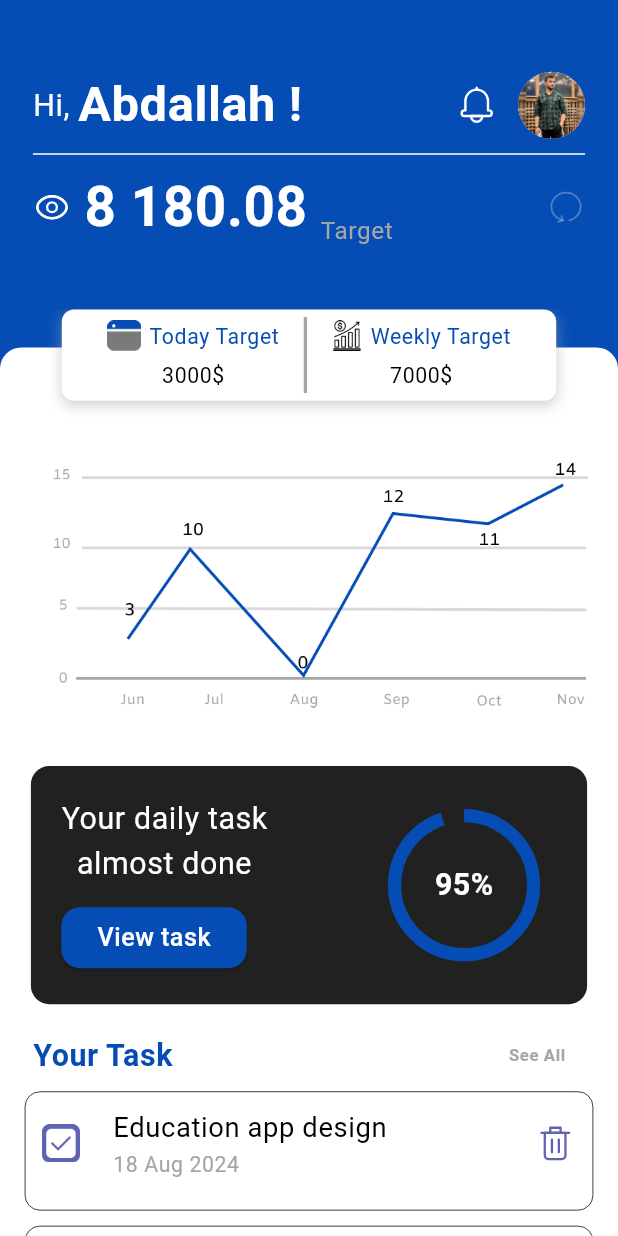
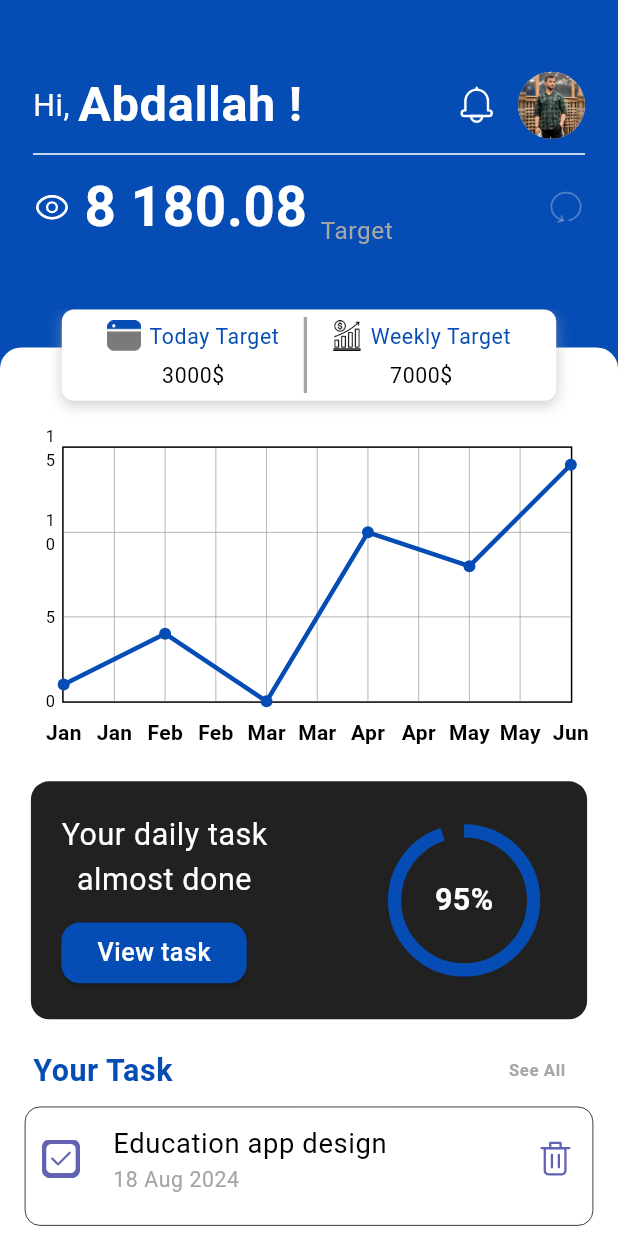
Before and after one commit to hamdy-dawood/CMP-App, a Flutter app: the HomeView screen opened directly, on a phone screen of 412 x 824 dp. Run offline on Flutter 3.47's test engine with Material 3 defaults, Android fonts, the light colour scheme and no system bars; drawn by our look-alikes of fl_chart, percent_indicator; our stand-ins replace cached_network_image, flutter_bloc, flutter_native_splash, flutter_screenutil, flutter_svg, pinput.

Commit message:
add fl chart

```diff
--- a/lib/features/login/view.dart
+++ b/lib/features/login/view.dart
@@ -47,7 +47,7 @@ class LoginView extends StatelessWidget {
                   child: CustomText(
                     text: "FORGOT PASSWORD ?",
                     color: ColorManager.mainColor,
-                    fontSize: 16.sp,
+                    fontSize: 14.sp,
                     fontWeight: FontWeight.w700,
                   ),
                 ),
--- a/lib/features/nav_bar_pages/home/view.dart
+++ b/lib/features/nav_bar_pages/home/view.dart
@@ -5,6 +5,7 @@ import 'package:cmp_app/features/nav_bar_pages/home/widgets/percent_container.da
 import 'package:flutter/material.dart';
 import 'package:flutter_screenutil/flutter_screenutil.dart';
 
+import 'widgets/fl_chart.dart';
 import 'widgets/main_app_bar_view.dart';
 import 'widgets/target_container.dart';
 import 'widgets/task_item.dart';
@@ -36,13 +37,7 @@ class HomeView extends StatelessWidget {
                   child: Column(
                     children: [
                       const TargetContainer(),
-                      Padding(
-                        padding: EdgeInsets.all(20.h),
-                        child: Image.asset(
-                          AssetsStrings.homeImage,
-                          height: 200.h,
-                        ),
-                      ),
+                      const FlCarts(),
                       const PercentContainer(),
                       Padding(
                         padding:
--- /dev/null
+++ b/lib/features/nav_bar_pages/home/widgets/fl_chart.dart
@@ -0,0 +1,76 @@
+import 'package:cmp_app/core/theming/colors.dart';
+import 'package:fl_chart/fl_chart.dart';
+import 'package:flutter/material.dart';
+import 'package:flutter_screenutil/flutter_screenutil.dart';
+
+class FlCarts extends StatelessWidget {
+  const FlCarts({super.key});
+
+  @override
+  Widget build(BuildContext context) {
+    return Padding(
+      padding: EdgeInsets.only(
+        top: 30.h,
+        bottom: 20.h,
+        right: 30.h,
+        left: 30.h,
+      ),
+      child: SizedBox(
+        height: 200.h,
+        child: LineChart(
+          LineChartData(
+            minY: 0,
+            maxY: 15,
+            lineBarsData: [
+              LineChartBarData(
+                spots: [
+                  FlSpot(0, 1),
+                  FlSpot(1, 4),
+                  FlSpot(2, 0),
+                  FlSpot(3, 10),
+                  FlSpot(4, 8),
+                  FlSpot(5, 14),
+                ],
+                colors: [ColorManager.mainColor],
+                barWidth: 3,
+              ),
+            ],
+            titlesData: FlTitlesData(
+              bottomTitles: SideTitles(
+                showTitles: true,
+                getTextStyles: (value) => const TextStyle(
+                  color: Colors.black,
+                  fontWeight: FontWeight.bold,
+                  fontSize: 14,
+                ),
+                getTitles: (value) {
+                  switch (value.toInt()) {
+                    case 0:
+                      return 'Jan';
+                    case 1:
+                      return 'Feb';
+                    case 2:
+                      return 'Mar';
+                    case 3:
+                      return 'Apr';
+                    case 4:
+                      return 'May';
+                    case 5:
+                      return 'Jun';
+                  }
+                  return '';
+                },
+                margin: 10,
+              ),
+              leftTitles: SideTitles(
+                showTitles: true,
+                reservedSize: 5,
+                interval: 5,
+              ),
+            ),
+          ),
+        ),
+      ),
+    );
+  }
+}
--- a/pubspec.yaml
+++ b/pubspec.yaml
@@ -43,6 +43,7 @@ dependencies:
   flutter_bloc: ^8.1.3
   pinput: ^2.2.31
   percent_indicator: ^4.2.3
+  fl_chart: ^0.35.0
 
 
 
```
Also changed, not shown: lib/features/nav_bar_pages/chats/chat_details.dart (+2 -45 lines), lib/features/nav_bar_pages/chats/widgets/chat_bottom_sheet.dart (+9 -4 lines), pubspec.lock.
